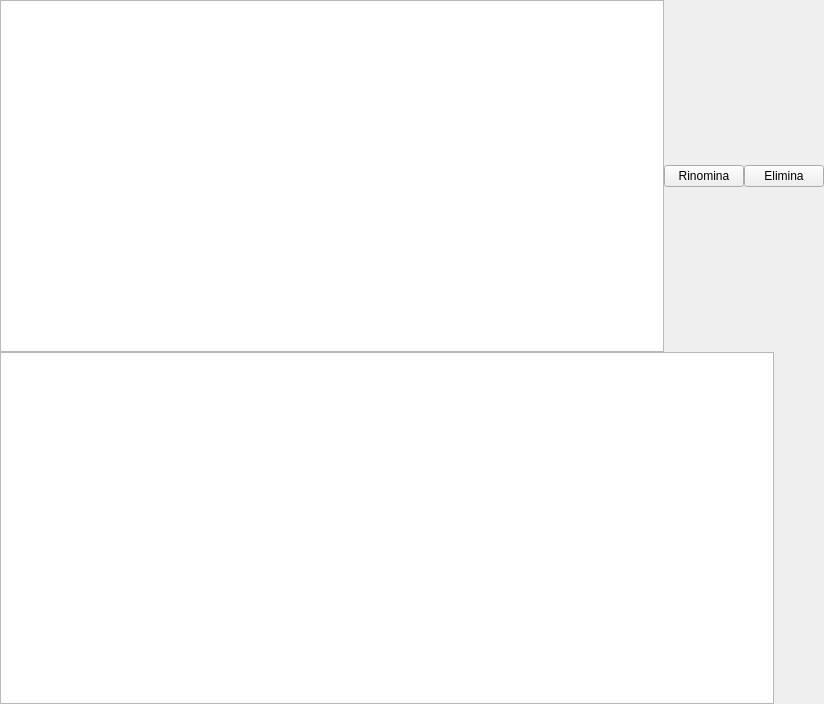
This is gui/ui/FileExplorerFrame.ui in nico88chessa/MIBDV as Qt 5 draws it before an edit. The edited form follows.
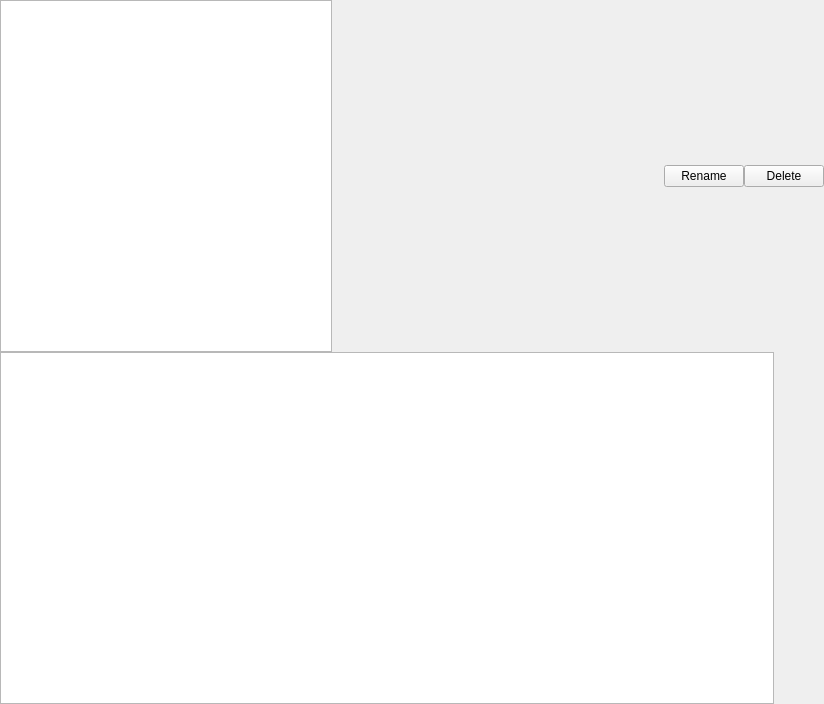
This is the edited form. Custom widgets are drawn as their Qt base class.

Commit message: aggiunto funzionalita' per rinominare e cancellare file/cartelle; aggiunto icone delete e rename; modificato funzionalita' FileExplorerFrame e oggetti inclusi; standardizzato commenti in classi 'extra': GalilCNStatusBean, GalilPLCStatusBean, MotionBean, FilterJsonParser;

Patch:
```diff
--- a/gui/ui/FileExplorerFrame.ui
+++ b/gui/ui/FileExplorerFrame.ui
@@ -69,17 +69,30 @@
         </property>
        </widget>
       </item>
+      <item>
+       <spacer name="horizontalSpacer">
+        <property name="orientation">
+         <enum>Qt::Horizontal</enum>
+        </property>
+        <property name="sizeHint" stdset="0">
+         <size>
+          <width>40</width>
+          <height>20</height>
+         </size>
+        </property>
+       </spacer>
+      </item>
       <item>
        <widget class="QPushButton" name="pbRename">
         <property name="text">
-         <string>Rinomina</string>
+         <string>Rename</string>
         </property>
        </widget>
       </item>
       <item>
        <widget class="QPushButton" name="pbDelete">
         <property name="text">
-         <string>Elimina</string>
+         <string>Delete</string>
         </property>
        </widget>
       </item>
```
Left out of the diff: 2 changed lines with no effect on the pictures. The commit also changes 24 other files.
